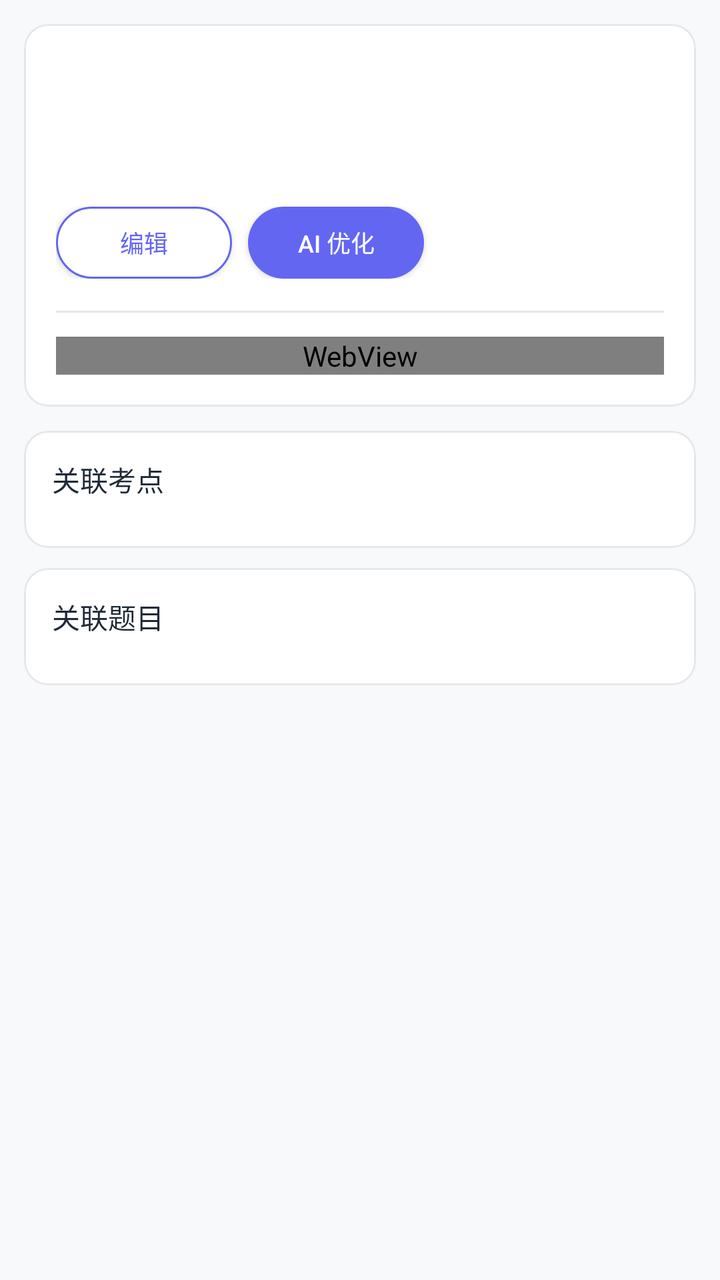
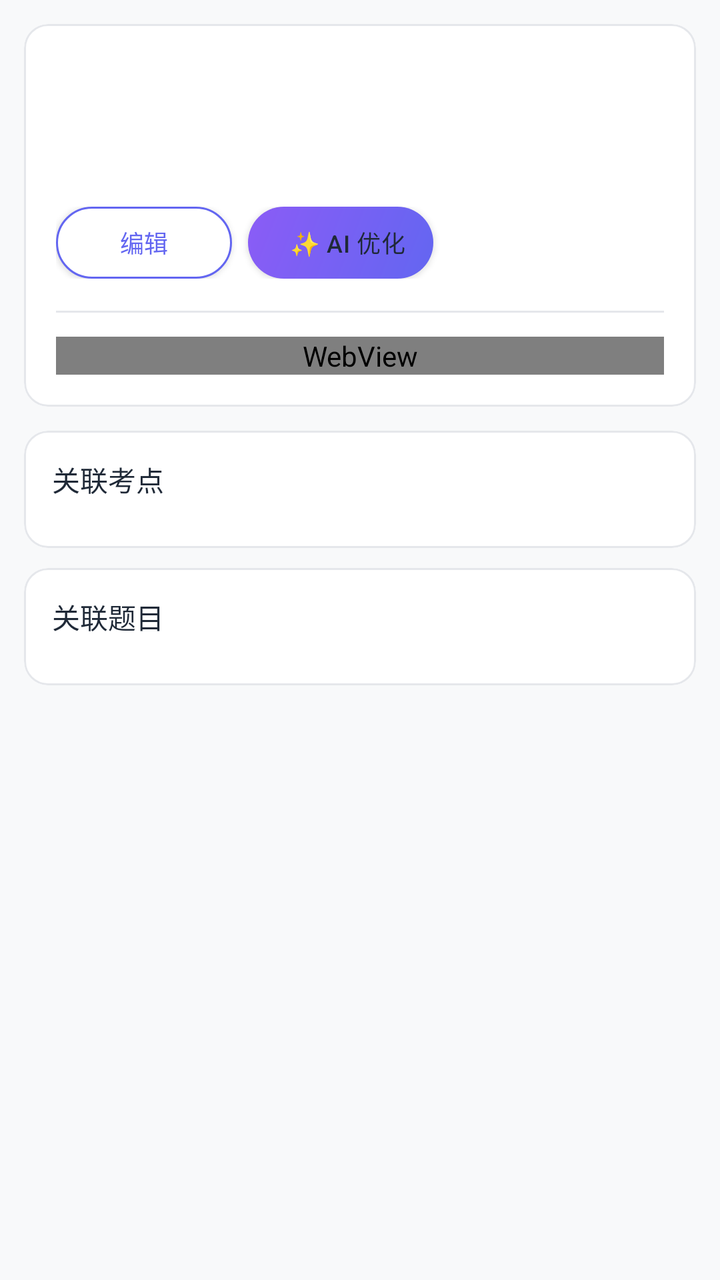

Screens rendered from an Android XML layout before and after an edit, with the pre-edit source and the edit as a unified diff.
<!-- AndroidManifest.xml: application theme AppTheme -->
<!-- res/layout/fragment_knowledge_detail.xml -->
<?xml version="1.0" encoding="utf-8"?>
<ScrollView xmlns:android="http://schemas.android.com/apk/res/android"
    xmlns:app="http://schemas.android.com/apk/res-auto"
    android:layout_width="match_parent"
    android:layout_height="match_parent"
    android:background="@color/gray_bg">

    <LinearLayout
        android:layout_width="match_parent"
        android:layout_height="wrap_content"
        android:orientation="vertical"
        android:padding="12dp">

        
        <com.google.android.material.card.MaterialCardView
            android:layout_width="match_parent"
            android:layout_height="wrap_content"
            app:cardElevation="0dp"
            app:strokeWidth="1dp"
            app:strokeColor="#E5E7EB"
            app:cardCornerRadius="12dp"
            app:cardBackgroundColor="@color/white">

            <LinearLayout
                android:layout_width="match_parent"
                android:layout_height="wrap_content"
                android:orientation="vertical"
                android:padding="16dp">

                <LinearLayout
                    android:layout_width="match_parent"
                    android:layout_height="wrap_content"
                    android:orientation="horizontal">

                    <TextView
                        android:id="@+id/tv_detail_chapter"
                        android:layout_width="0dp"
                        android:layout_height="wrap_content"
                        android:layout_weight="1"
                        android:textSize="12sp"
                        android:textColor="@color/primary_color"
                        android:fontFamily="sans-serif-medium" />

                    <TextView
                        android:id="@+id/tv_detail_date"
                        android:layout_width="wrap_content"
                        android:layout_height="wrap_content"
                        android:textSize="11sp"
                        android:textColor="@color/text_tertiary" />
                </LinearLayout>

                
                <TextView
                    android:id="@+id/tv_detail_title"
                    android:layout_width="match_parent"
                    android:layout_height="wrap_content"
                    android:textSize="20sp"
                    android:textColor="@color/on_surface"
                    android:fontFamily="sans-serif-medium"
                    android:layout_marginTop="8dp" />

                
                <android.widget.EditText
                    android:id="@+id/et_detail_title"
                    android:layout_width="match_parent"
                    android:layout_height="wrap_content"
                    android:layout_marginTop="8dp"
                    android:visibility="gone"
                    android:textSize="16sp"
                    android:textColor="@color/on_surface"
                    android:background="@drawable/bg_input_rounded"
                    android:padding="12dp"
                    android:hint="笔记标题"
                    android:maxLines="2"
                    android:inputType="textMultiLine" />

                
                <LinearLayout
                    android:id="@+id/ll_edit_meta"
                    android:layout_width="match_parent"
                    android:layout_height="wrap_content"
                    android:orientation="horizontal"
                    android:visibility="gone"
                    android:layout_marginTop="8dp">

                    <android.widget.EditText
                        android:id="@+id/et_detail_subject"
                        android:layout_width="0dp"
                        android:layout_height="wrap_content"
                        android:layout_weight="1"
                        android:layout_marginEnd="4dp"
                        android:textSize="14sp"
                        android:textColor="@color/on_surface"
                        android:background="@drawable/bg_input_rounded"
                        android:padding="12dp"
                        android:hint="科目"
                        android:maxLines="1" />

                    <android.widget.EditText
                        android:id="@+id/et_detail_chapter"
                        android:layout_width="0dp"
                        android:layout_height="wrap_content"
                        android:layout_weight="1"
                        android:layout_marginStart="4dp"
                        android:textSize="14sp"
                        android:textColor="@color/on_surface"
                        android:background="@drawable/bg_input_rounded"
                        android:padding="12dp"
                        android:hint="章节"
                        android:maxLines="1" />
                </LinearLayout>

                
                <android.widget.EditText
                    android:id="@+id/et_detail_tags"
                    android:layout_width="match_parent"
                    android:layout_height="wrap_content"
                    android:layout_marginTop="8dp"
                    android:visibility="gone"
                    android:textSize="14sp"
                    android:textColor="@color/on_surface"
                    android:background="@drawable/bg_input_rounded"
                    android:padding="12dp"
                    android:hint="标签（逗号分隔）"
                    android:maxLines="1" />

                
                <LinearLayout
                    android:id="@+id/ll_detail_tags"
                    android:layout_width="match_parent"
                    android:layout_height="wrap_content"
                    android:orientation="horizontal"
                    android:layout_marginTop="12dp" />

                
                <LinearLayout
                    android:layout_width="match_parent"
                    android:layout_height="wrap_content"
                    android:orientation="horizontal"
                    android:layout_marginTop="12dp">

                    <Button
                        android:id="@+id/btn_edit_note"
                        android:layout_width="wrap_content"
                        android:layout_height="36dp"
                        android:text="编辑"
                        android:textSize="12sp"
                        android:textColor="@color/primary_color"
                        android:background="@drawable/bg_btn_outline_primary" />

                    <Button
                        android:id="@+id/btn_ai_optimize"
                        android:layout_width="wrap_content"
                        android:layout_height="36dp"
                        android:text="AI 优化"
                        android:textSize="12sp"
                        android:textColor="@color/white"
                        android:background="@drawable/bg_btn_rounded_white"
                        android:backgroundTint="@color/primary_color"
                        android:layout_marginStart="8dp" />

                    <Button
                        android:id="@+id/btn_save_note"
                        android:layout_width="wrap_content"
                        android:layout_height="36dp"
                        android:text="保存"
                        android:textSize="12sp"
                        android:textColor="@color/white"
                        android:background="@drawable/bg_btn_rounded_white"
                        android:backgroundTint="@color/success"
                        android:layout_marginStart="8dp"
                        android:visibility="gone" />

                    <Button
                        android:id="@+id/btn_cancel_edit"
                        android:layout_width="wrap_content"
                        android:layout_height="36dp"
                        android:text="取消"
                        android:textSize="12sp"
                        android:textColor="@color/gray_text"
                        android:background="@drawable/bg_btn_outline_gray"
                        android:layout_marginStart="8dp"
                        android:visibility="gone" />
                </LinearLayout>

                <View
                    android:layout_width="match_parent"
                    android:layout_height="1dp"
                    android:background="@color/gray_light"
                    android:layout_marginTop="16dp" />

                
                <android.webkit.WebView
                    android:id="@+id/wv_note_content"
                    android:layout_width="match_parent"
                    android:layout_height="wrap_content"
                    android:layout_marginTop="12dp" />

                
                <android.widget.EditText
                    android:id="@+id/et_detail_content"
                    android:layout_width="match_parent"
                    android:layout_height="300dp"
                    android:layout_marginTop="12dp"
                    android:visibility="gone"
                    android:gravity="start"
                    android:textSize="14sp"
                    android:textColor="@color/on_surface"
                    android:textColorHint="@color/text_tertiary"
                    android:background="@drawable/bg_input_rounded"
                    android:padding="12dp"
                    android:hint="编辑笔记内容..."
                    android:inputType="textMultiLine"
                    android:scrollbars="vertical" />
            </LinearLayout>
        </com.google.android.material.card.MaterialCardView>

        
        <com.google.android.material.card.MaterialCardView
            android:layout_width="match_parent"
            android:layout_height="wrap_content"
            app:cardElevation="0dp"
            app:strokeWidth="1dp"
            app:strokeColor="#E5E7EB"
            app:cardCornerRadius="12dp"
            app:cardBackgroundColor="@color/white"
            android:layout_marginTop="12dp">

            <LinearLayout
                android:layout_width="match_parent"
                android:layout_height="wrap_content"
                android:orientation="vertical"
                android:padding="14dp">

                <TextView
                    android:layout_width="match_parent"
                    android:layout_height="wrap_content"
                    android:text="关联考点"
                    android:textSize="14sp"
                    android:textColor="@color/on_surface"
                    android:fontFamily="sans-serif-medium" />

                <LinearLayout
                    android:id="@+id/ll_knowledge_points"
                    android:layout_width="match_parent"
                    android:layout_height="wrap_content"
                    android:orientation="vertical"
                    android:layout_marginTop="10dp" />
            </LinearLayout>
        </com.google.android.material.card.MaterialCardView>

        
        <com.google.android.material.card.MaterialCardView
            android:layout_width="match_parent"
            android:layout_height="wrap_content"
            app:cardElevation="0dp"
            app:strokeWidth="1dp"
            app:strokeColor="#E5E7EB"
            app:cardCornerRadius="12dp"
            app:cardBackgroundColor="@color/white"
            android:layout_marginTop="10dp">

            <LinearLayout
                android:layout_width="match_parent"
                android:layout_height="wrap_content"
                android:orientation="vertical"
                android:padding="14dp">

                <TextView
                    android:layout_width="match_parent"
                    android:layout_height="wrap_content"
                    android:text="关联题目"
                    android:textSize="14sp"
                    android:textColor="@color/on_surface"
                    android:fontFamily="sans-serif-medium" />

                <LinearLayout
                    android:id="@+id/ll_linked_questions"
                    android:layout_width="match_parent"
                    android:layout_height="wrap_content"
                    android:orientation="vertical"
                    android:layout_marginTop="10dp" />
            </LinearLayout>
        </com.google.android.material.card.MaterialCardView>

        <View
            android:layout_width="match_parent"
            android:layout_height="24dp" />

    </LinearLayout>
</ScrollView>
<!-- resources referenced by this layout -->
<resources>
  <color name="gray_bg">#F8F9FA</color>
  <color name="gray_light">#E5E7EB</color>
  <color name="gray_text">#6B7280</color>
  <color name="on_surface">#1F2937</color>
  <color name="primary_color">#6366F1</color>
  <color name="success">#10B981</color>
  <color name="text_tertiary">#9CA3AF</color>
  <color name="white">#FFFFFF</color>
  <!-- drawable bg_btn_outline_gray (drawable) -->
  <?xml version="1.0" encoding="utf-8"?>
  <shape xmlns:android="http://schemas.android.com/apk/res/android"
      android:shape="rectangle">
      <solid android:color="#FFFFFF" />
      <stroke android:width="1dp" android:color="@color/gray_text" />
      <corners android:radius="18dp" />
  </shape>
  <!-- drawable bg_btn_outline_primary (drawable) -->
  <?xml version="1.0" encoding="utf-8"?>
  <shape xmlns:android="http://schemas.android.com/apk/res/android"
      android:shape="rectangle">
      <solid android:color="#FFFFFF" />
      <stroke android:width="1dp" android:color="@color/primary_color" />
      <corners android:radius="18dp" />
  </shape>
  <!-- drawable bg_btn_rounded_white (drawable) -->
  <?xml version="1.0" encoding="utf-8"?>
  <shape xmlns:android="http://schemas.android.com/apk/res/android"
      android:shape="rectangle">
      <solid android:color="#FFFFFF" />
      <corners android:radius="18dp" />
  </shape>
  <!-- drawable bg_input_rounded (drawable) -->
  <?xml version="1.0" encoding="utf-8"?>
  <shape xmlns:android="http://schemas.android.com/apk/res/android"
      android:shape="rectangle">
      <solid android:color="#F9FAFB" />
      <corners android:radius="12dp" />
  </shape>
  <style name="AppTheme" parent="Theme.MaterialComponents.Light.NoActionBar">
          <item name="colorPrimary">@color/primary_color</item>
          <item name="colorPrimaryDark">@color/primary_dark</item>
          <item name="colorAccent">@color/accent_color</item>
          <item name="android:statusBarColor">@color/primary_color</item>
      </style>
  <color name="primary_dark">#4F46E5</color>
  <color name="accent_color">#818CF8</color>
</resources>

<!-- the commit's change to res/layout/fragment_knowledge_detail.xml (unified diff, before → after) -->
@@ -152,12 +152,13 @@
                         android:id="@+id/btn_ai_optimize"
                         android:layout_width="wrap_content"
                         android:layout_height="36dp"
-                        android:text="AI 优化"
-                        android:textSize="12sp"
-                        android:textColor="@color/white"
-                        android:background="@drawable/bg_btn_rounded_white"
-                        android:backgroundTint="@color/primary_color"
-                        android:layout_marginStart="8dp" />
+                        android:text="  ✨ AI 优化"
+                        android:textSize="12sp"
+                        android:textColor="@color/on_surface"
+                        android:background="@drawable/bg_btn_ai_gradient"
+                        android:letterSpacing="0.02"
+                        android:layout_marginStart="8dp"
+                        android:paddingHorizontal="14dp" />
 
                     <Button
                         android:id="@+id/btn_save_note"
@@ -165,7 +166,7 @@
                         android:layout_height="36dp"
                         android:text="保存"
                         android:textSize="12sp"
-                        android:textColor="@color/white"
+                        android:textColor="@color/on_surface"
                         android:background="@drawable/bg_btn_rounded_white"
                         android:backgroundTint="@color/success"
                         android:layout_marginStart="8dp"
<!-- resource entries referenced after the edit -->
@@ -8,6 +8,16 @@
   <color name="success">#10B981</color>
   <color name="text_tertiary">#9CA3AF</color>
   <color name="white">#FFFFFF</color>
+  <!-- drawable bg_btn_ai_gradient (drawable) -->
+  <?xml version="1.0" encoding="utf-8"?>
+  <shape xmlns:android="http://schemas.android.com/apk/res/android"
+      android:shape="rectangle">
+      <gradient
+          android:angle="135"
+          android:startColor="#6366F1"
+          android:endColor="#8B5CF6" />
+      <corners android:radius="18dp" />
+  </shape>
   <!-- drawable bg_btn_outline_gray (drawable) -->
   <?xml version="1.0" encoding="utf-8"?>
   <shape xmlns:android="http://schemas.android.com/apk/res/android"
